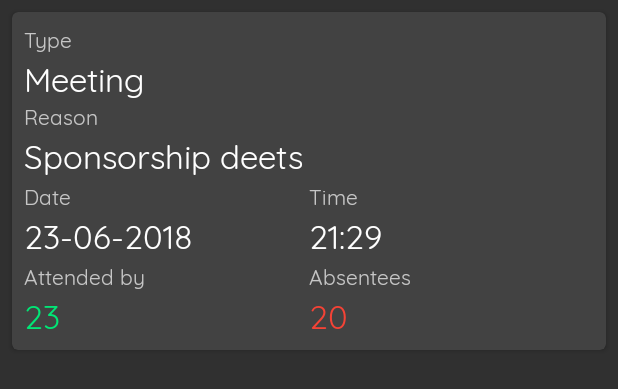
After one commit to harshitm98/RoboVITics, an Android app: the layout list_item_attendance_details.xml on its own in the app's theme, with its tools: preview values and no code run, on a phone screen of 412 x 824 dp. The commit adds this screen. Shown: the top 389 px of the screen. Run offline under Robolectric (Android 15) with nearby library versions, the phone set to English and light mode, and no system bars.

Commit message:
Added card object for attendance

```diff
--- /dev/null
+++ b/app/src/main/java/com/example/android/robovitics/Attendance/AttendanceDetailsAdapter.java
@@ -0,0 +1,37 @@
+package com.example.android.robovitics.Attendance;
+
+import android.content.Context;
+import android.support.annotation.NonNull;
+import android.support.annotation.Nullable;
+import android.view.LayoutInflater;
+import android.view.View;
+import android.view.ViewGroup;
+import android.widget.ArrayAdapter;
+
+import com.example.android.robovitics.R;
+
+import java.util.List;
+
+public class AttendanceDetailsAdapter extends ArrayAdapter<AttendanceDetailsObject>{
+
+    private static final String TAG = "AttendanceDetailsAdapter";
+
+    private Context context;
+
+    public AttendanceDetailsAdapter(@NonNull Context context, @NonNull List<AttendanceDetailsObject> objects) {
+        super(context, 0, 0, objects);
+        this.context = context;
+    }
+
+    @NonNull
+    @Override
+    public View getView(int position, @Nullable View convertView, @NonNull ViewGroup parent) {
+        View listItem = convertView;
+
+        if(listItem == null){
+            listItem = LayoutInflater.from(getContext()).inflate(R.layout.list_item_attendance_details, parent, false);
+        }
+
+        return super.getView(position, convertView, parent);
+    }
+}
--- /dev/null
+++ b/app/src/main/java/com/example/android/robovitics/Attendance/AttendanceDetailsObject.java
@@ -0,0 +1,61 @@
+package com.example.android.robovitics.Attendance;
+
+public class AttendanceDetailsObject {
+
+    private String attended;
+    private String notAttended;
+    private String date;
+    private String time;
+    private String reason;
+    private String type;
+
+
+    public String getAttended() {
+        return attended;
+    }
+
+    public void setAttended(String attended) {
+        this.attended = attended;
+    }
+
+    public String getNotAttended() {
+        return notAttended;
+    }
+
+    public void setNotAttended(String notAttended) {
+        this.notAttended = notAttended;
+    }
+
+    public String getDate() {
+        return date;
+    }
+
+    public void setDate(String date) {
+        this.date = date;
+    }
+
+    public String getTime() {
+        return time;
+    }
+
+    public void setTime(String time) {
+        this.time = time;
+    }
+
+    public String getReason() {
+        return reason;
+    }
+
+    public void setReason(String reason) {
+        this.reason = reason;
+    }
+
+    public String getType() {
+        return type;
+    }
+
+    public void setType(String type) {
+        this.type = type;
+    }
+
+}
--- a/app/src/main/res/layout/fragment_tab_attendance.xml
+++ b/app/src/main/res/layout/fragment_tab_attendance.xml
@@ -6,9 +6,9 @@
     tools:context=".Attendance.TabAttendanceFragment">
 
     <!-- TODO: Update blank fragment layout -->
-    <TextView
-        android:id="@+id/sample_test"
+    <ListView
+        android:id="@+id/attendance_list_view"
         android:layout_width="match_parent"
-        android:layout_height="match_parent"/>
+        android:layout_height="match_parent"></ListView>
 
 </FrameLayout>
--- /dev/null
+++ b/app/src/main/res/layout/list_item_attendance_details.xml
@@ -0,0 +1,135 @@
+<?xml version="1.0" encoding="utf-8"?>
+<LinearLayout xmlns:android="http://schemas.android.com/apk/res/android"
+    xmlns:tools="http://schemas.android.com/tools"
+    android:orientation="horizontal"
+    android:layout_width="match_parent"
+    android:layout_height="wrap_content">
+
+    <android.support.v7.widget.CardView
+        xmlns:card_view="http://schemas.android.com/apk/res-auto"
+        android:id="@+id/card_view"
+        android:layout_gravity="center"
+        android:layout_width="match_parent"
+        android:layout_margin="8dp"
+        android:foreground="?android:attr/selectableItemBackground"
+        android:clickable="true"
+        android:layout_height="wrap_content"
+        card_view:cardCornerRadius="4dp">
+        <LinearLayout
+            android:layout_width="match_parent"
+            android:layout_height="match_parent"
+            android:layout_margin="8dp"
+            android:orientation="vertical">
+            <TextView
+                android:layout_width="wrap_content"
+                android:layout_height="wrap_content"
+                android:text="Type"/>
+            <TextView
+                android:id="@+id/list_type"
+                android:layout_width="match_parent"
+                android:layout_height="wrap_content"
+                android:textSize="22sp"
+                android:textColor="@android:color/white"
+                tools:text="Meeting"/>
+            <LinearLayout
+                android:id="@+id/list_reason_layout"
+                android:layout_width="match_parent"
+                android:layout_height="wrap_content"
+                android:orientation="vertical">
+                <TextView
+                    android:layout_width="wrap_content"
+                    android:layout_height="wrap_content"
+                    android:text="Reason"/>
+                <TextView
+                    android:id="@+id/list_meeting_reason"
+                    android:layout_width="match_parent"
+                    android:layout_height="wrap_content"
+                    android:textSize="22sp"
+                    android:textColor="@android:color/white"
+                    tools:text="Sponsorship deets"/>
+            </LinearLayout>
+
+            <LinearLayout
+                android:layout_width="match_parent"
+                android:layout_height="wrap_content"
+                android:layout_marginTop="2dp">
+                <LinearLayout
+                    android:layout_width="0dp"
+                    android:layout_weight="1"
+                    android:layout_height="match_parent"
+                    android:orientation="vertical">
+                    <TextView
+                        android:layout_width="wrap_content"
+                        android:layout_height="wrap_content"
+                        android:text="Date"/>
+                    <TextView
+                        android:id="@+id/list_date"
+                        android:layout_width="match_parent"
+                        android:layout_height="wrap_content"
+                        android:textSize="22sp"
+                        android:textColor="@android:color/white"
+                        tools:text="23-06-2018"/>
+                </LinearLayout>
+                <LinearLayout
+                    android:id="@+id/list_time_layout"
+                    android:layout_width="0dp"
+                    android:layout_weight="1"
+                    android:layout_height="match_parent"
+                    android:orientation="vertical">
+                    <TextView
+                        android:layout_width="wrap_content"
+                        android:layout_height="wrap_content"
+                        android:text="Time"/>
+                    <TextView
+                        android:id="@+id/list_time"
+                        android:layout_width="match_parent"
+                        android:layout_height="wrap_content"
+                        android:textSize="22sp"
+                        android:textColor="@android:color/white"
+                        tools:text="21:29"/>
+                </LinearLayout>
+            </LinearLayout>
+            <LinearLayout
+                android:layout_width="match_parent"
+                android:layout_height="wrap_content"
+                android:layout_marginTop="2dp">
+                <LinearLayout
+                    android:layout_width="0dp"
+                    android:layout_weight="1"
+                    android:layout_height="match_parent"
+                    android:orientation="vertical">
+                    <TextView
+                        android:layout_width="wrap_content"
+                        android:layout_height="wrap_content"
+                        android:text="Attended by"/>
+                    <TextView
+                        android:id="@+id/reg_number_list"
+                        android:layout_width="match_parent"
+                        android:layout_height="wrap_content"
+                        android:textSize="22sp"
+                        android:textColor="@color/positive_on_dark"
+                        tools:text="23"/>
+                </LinearLayout>
+                <LinearLayout
+                    android:layout_width="0dp"
+                    android:layout_weight="1"
+                    android:layout_height="match_parent"
+                    android:orientation="vertical">
+                    <TextView
+                        android:layout_width="wrap_content"
+                        android:layout_height="wrap_content"
+                        android:text="Absentees"/>
+                    <TextView
+                        android:id="@+id/room_number_list"
+                        android:layout_width="match_parent"
+                        android:layout_height="wrap_content"
+                        android:textSize="22sp"
+                        android:textColor="@color/negative_on_dark"
+                        tools:text="20"/>
+                </LinearLayout>
+            </LinearLayout>
+
+
+        </LinearLayout>
+    </android.support.v7.widget.CardView>
+</LinearLayout>
--- a/app/src/main/res/values/colors.xml
+++ b/app/src/main/res/values/colors.xml
@@ -11,4 +11,6 @@
     <color name="secondary_color">#B3FFFFFF</color>
     <color name="disable_color">#80FFFFFF</color>
     <color name="divider_color">#1FFFFFFF</color>
+    <color name="positive_on_dark">#00E676</color>
+    <color name="negative_on_dark">#F44336</color>
 </resources>
```
